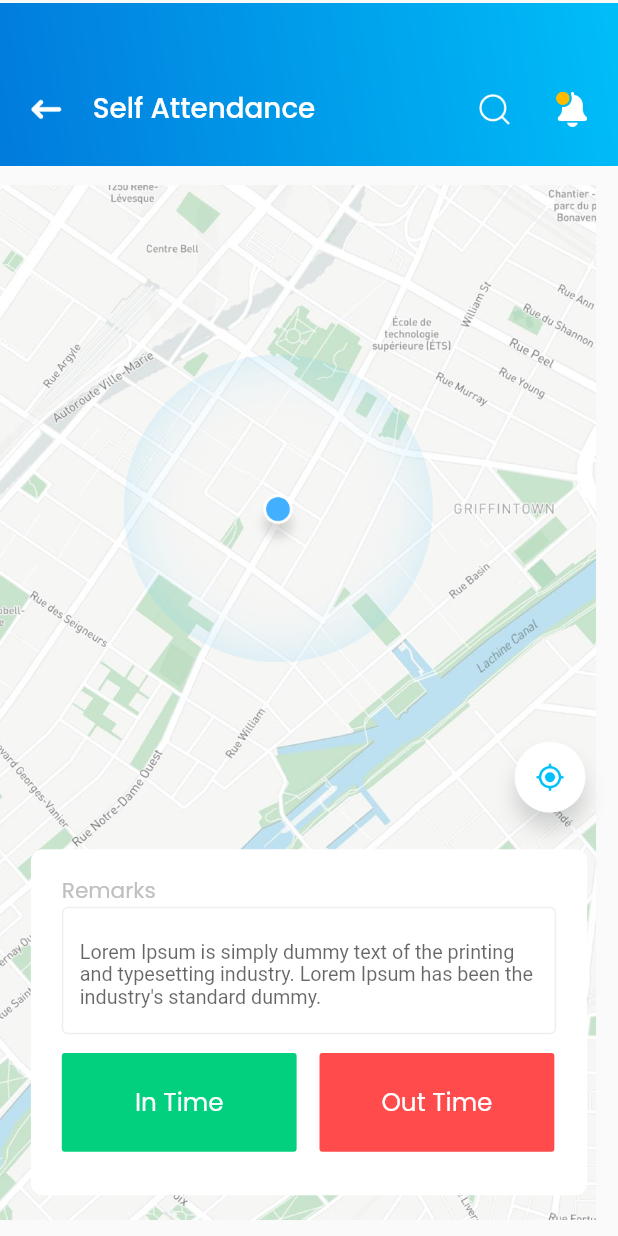
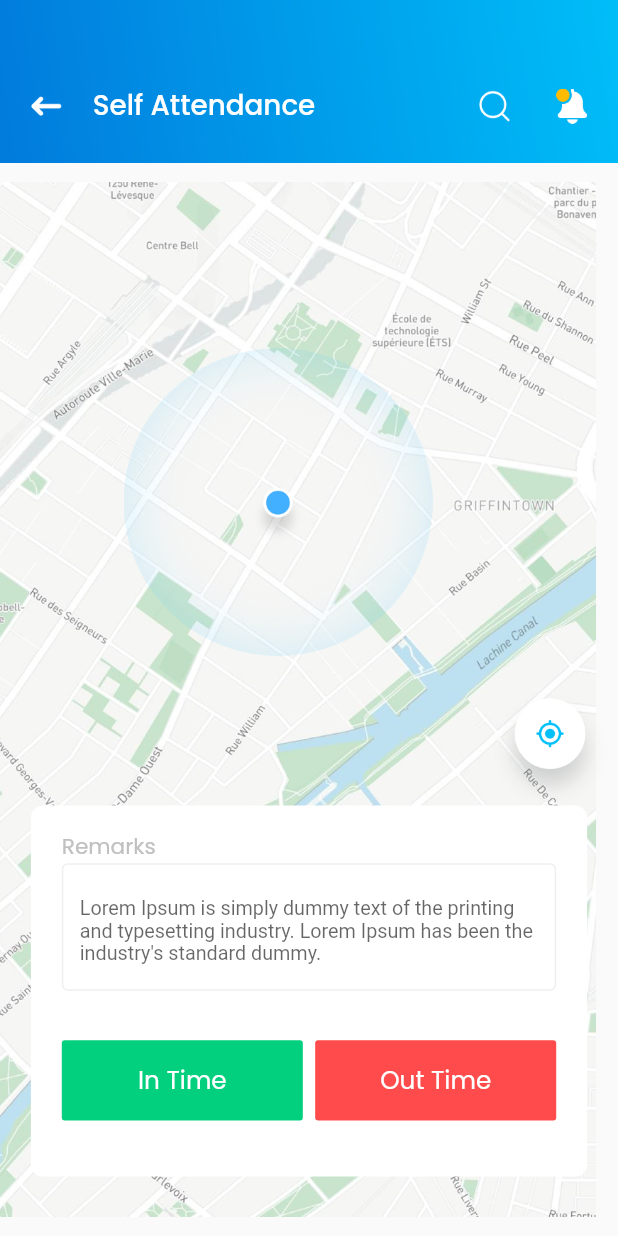
Before and after one commit to Abhisheksainii/company_manager_app, a Flutter app: the SelfAttendence screen opened by its route, on a phone screen of 412 x 824 dp. Run offline on Flutter 3.47's test engine with Material 2 defaults, Android fonts, the phone set to English and light mode, and no system bars; our stand-ins replace contained_tab_bar_view, dotted_border, flutter_slider_drawer, google_fonts, sizer, table_calendar and 1 more; missing offline and left inert: timeline_widget.

Commit message:
minor fixes

```diff
--- a/lib/screens/Attendance/myAttendance.dart
+++ b/lib/screens/Attendance/myAttendance.dart
@@ -71,12 +71,11 @@ class _MyAttendenceState extends State<MyAttendence> {
     double w = MediaQuery.of(context).size.width;
     return Scaffold(
       body: Container(
-        height: h,
         child: Column(
           children: [
             Container(
-              width: w * 1.8,
-              height: h * 0.137,
+              width: w * 1,
+              height: h * 0.1318,
               decoration: BoxDecoration(
                 image: DecorationImage(
                   image: AssetImage(Common.assetsImages + "Union 45.png"),
--- a/lib/screens/Attendance/selfAttendance.dart
+++ b/lib/screens/Attendance/selfAttendance.dart
@@ -19,8 +19,8 @@ class _SelfAttendenceState extends State<SelfAttendence> {
         child: Column(
           children: [
             Container(
-              width: w * 1.8,
-              height: h * 0.137,
+              width: w * 1,
+              height: h * 0.1318,
               decoration: BoxDecoration(
                 image: DecorationImage(
                   image: AssetImage(Common.assetsImages + "Union 45.png"),
@@ -84,7 +84,7 @@ class _SelfAttendenceState extends State<SelfAttendence> {
                 child: Stack(
                   children: [
                     Positioned(
-                      top: h * 0.45,
+                      top: h * 0.42,
                       left: w * 0.78,
                       child: Container(
                         child: Image.asset(
@@ -104,10 +104,10 @@ class _SelfAttendenceState extends State<SelfAttendence> {
                       ),
                     ),
                     Positioned(
-                      top: h * 0.55,
+                      top: h * 0.52,
                       left: w * 0.05,
                       child: Container(
-                        height: h * 0.28,
+                        height: h * 0.3,
                         width: w * 0.9,
                         decoration: BoxDecoration(
                             borderRadius: BorderRadius.circular(8.0),
@@ -146,9 +146,9 @@ class _SelfAttendenceState extends State<SelfAttendence> {
                                             color: Color(0xFFEFEFEF),
                                           ),
                                         ),
-                                        hintMaxLines: 4,
+                                        hintMaxLines: 7,
                                         hintText:
-                                            "Lorem Ipsum is simply dummy text of the printing and typesetting industry. Lorem Ipsum has been the industry's standard dummy.",
+                                            "Lorem Ipsum is simply dummy text of the printing and typesetting industry. Lorem Ipsum has been the industry's standard dummy.                                                                                                                                                                                                   ",
                                         hintStyle:
                                             TextStyle(fontSize: w * 0.032),
                                       ),
@@ -156,7 +156,7 @@ class _SelfAttendenceState extends State<SelfAttendence> {
                                   ),
                                 ),
                                 SizedBox(
-                                  height: h * 0.015,
+                                  height: h * 0.04,
                                 ),
                                 Row(
                                   children: [
@@ -166,8 +166,8 @@ class _SelfAttendenceState extends State<SelfAttendence> {
                                             BorderRadius.circular(2.0),
                                         color: Color(0xFF02D07E),
                                       ),
-                                      height: h * 0.08,
-                                      width: w * 0.38,
+                                      height: h * 0.065,
+                                      width: w * 0.39,
                                       child: Center(
                                         child: Text(
                                           "In Time",
@@ -180,7 +180,7 @@ class _SelfAttendenceState extends State<SelfAttendence> {
                                       ),
                                     ),
                                     SizedBox(
-                                      width: w * 0.037,
+                                      width: w * 0.02,
                                     ),
                                     Container(
                                       decoration: BoxDecoration(
@@ -188,8 +188,8 @@ class _SelfAttendenceState extends State<SelfAttendence> {
                                             BorderRadius.circular(2.0),
                                         color: Color(0xFFFF4B4B),
                                       ),
-                                      height: h * 0.08,
-                                      width: w * 0.38,
+                                      height: h * 0.065,
+                                      width: w * 0.39,
                                       child: Center(
                                         child: Text(
                                           "Out Time",
--- a/lib/screens/Claim/claimEntry.dart
+++ b/lib/screens/Claim/claimEntry.dart
@@ -19,8 +19,8 @@ class _ClaimEntryState extends State<ClaimEntry> {
         child: Column(
           children: [
             Container(
-              width: w * 1.8,
-              height: h * 0.137,
+              width: w * 1,
+              height: h * 0.1318,
               decoration: BoxDecoration(
                 image: DecorationImage(
                   image: AssetImage(Common.assetsImages + "Union 45.png"),
--- a/lib/screens/Home/attendance.dart
+++ b/lib/screens/Home/attendance.dart
@@ -238,7 +238,7 @@ class _AttendanceScreenState extends State<AttendanceScreen> {
                           h: h,
                           w: w,
                           imgPath: "monitor",
-                          cardText: "MONITOR ATTENDANCE",
+                          cardText: "MONITOR   ATTENDANCE",
                           bottomRec: "greyRec",
                         ),
                       ],
--- a/lib/screens/Home/homeScreen.dart
+++ b/lib/screens/Home/homeScreen.dart
@@ -66,7 +66,7 @@ class _HomeScreenState extends State<HomeScreen> {
                 ),
               ),
               Positioned(
-                top: h * 0.085,
+                top: h * 0.078,
                 left: w * 0.055,
                 child: Container(
                   child: Row(
@@ -124,7 +124,7 @@ class _HomeScreenState extends State<HomeScreen> {
                 ),
               ),
               Positioned(
-                top: h * 0.18,
+                top: h * 0.17,
                 left: w * 0.05,
                 child: Container(
                   child: Column(
@@ -155,7 +155,7 @@ class _HomeScreenState extends State<HomeScreen> {
                 ),
               ),
               Positioned(
-                top: h * 0.25,
+                top: h * 0.238,
                 left: w * 0.06,
                 child: Column(
                   children: [
```
